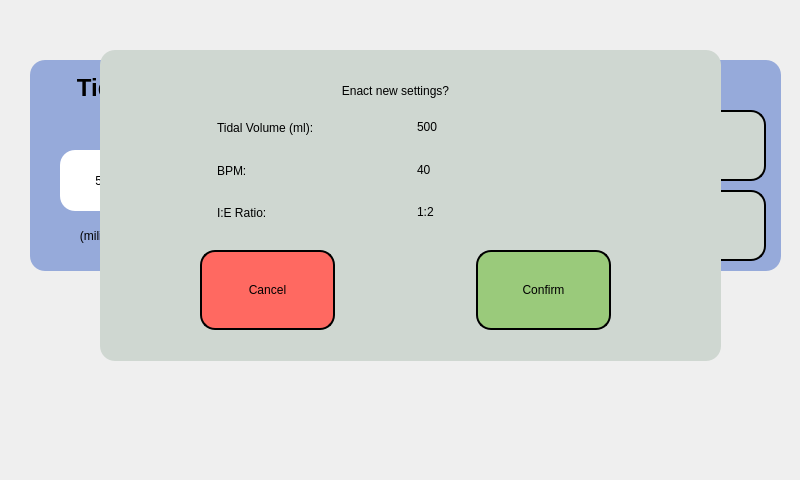
Before: the Qt Designer form software/control_system/gui/confirm_parameters.ui in VentCU/bbwtb, drawn with Qt 5.
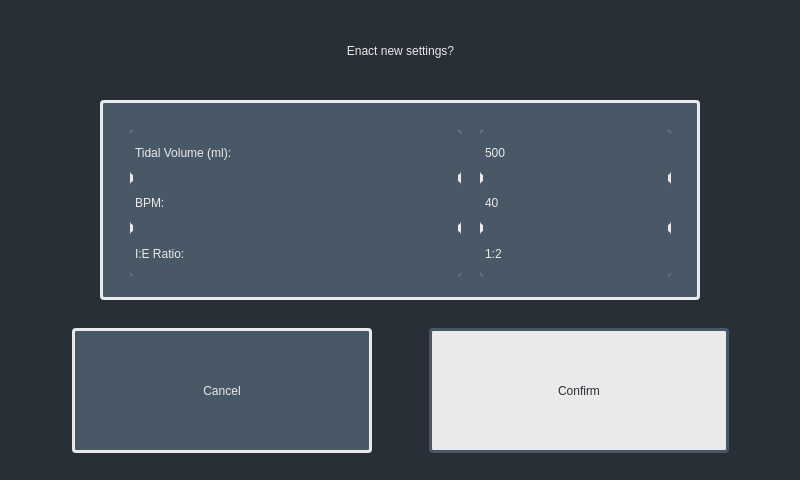
After: the same form once the commit is applied. Icons and pictures are not drawn.

Commit message: Modified UI design not final version yet

Patch:
```diff
--- a/software/control_system/gui/confirm_parameters.ui
+++ b/software/control_system/gui/confirm_parameters.ui
@@ -28,550 +28,39 @@
   <property name="windowTitle">
    <string>VentCU Mock UI</string>
   </property>
+  <property name="styleSheet">
+   <string notr="true">background-color: #292F36</string>
+  </property>
   <widget class="QWidget" name="centralwidget">
-   <widget class="QWidget" name="layoutWidget">
-    <property name="geometry">
-     <rect>
-      <x>30</x>
-      <y>60</y>
-      <width>751</width>
-      <height>211</height>
-     </rect>
-    </property>
-    <layout class="QGridLayout" name="Parameters">
-     <property name="horizontalSpacing">
-      <number>6</number>
-     </property>
-     <item row="0" column="0">
-      <widget class="QFrame" name="tidal_volume_frame">
-       <property name="styleSheet">
-        <string notr="true">background-color: rgb(150, 170, 218);
-border-style: outset;
-border-radius: 15px;
-border-color: black;
-padding: 4px;
-border-style: none;
-</string>
-       </property>
-       <property name="frameShape">
-        <enum>QFrame::StyledPanel</enum>
-       </property>
-       <property name="frameShadow">
-        <enum>QFrame::Raised</enum>
-       </property>
-       <widget class="QLabel" name="tidal_volume_label">
-        <property name="geometry">
-         <rect>
-          <x>0</x>
-          <y>10</y>
-          <width>241</width>
-          <height>31</height>
-         </rect>
-        </property>
-        <property name="styleSheet">
-         <string notr="true">font: 18pt &quot;Bahnschrift&quot;;</string>
-        </property>
-        <property name="text">
-         <string>&lt;html&gt;&lt;head/&gt;&lt;body&gt;&lt;p&gt;&lt;span style=&quot; font-size:18pt; font-weight:600;&quot;&gt;Tidal Volume&lt;/span&gt;&lt;/p&gt;&lt;/body&gt;&lt;/html&gt;</string>
-        </property>
-        <property name="textFormat">
-         <enum>Qt::AutoText</enum>
-        </property>
-        <property name="alignment">
-         <set>Qt::AlignCenter</set>
-        </property>
-       </widget>
-       <widget class="QPushButton" name="tidal_volume_increase">
-        <property name="geometry">
-         <rect>
-          <x>150</x>
-          <y>50</y>
-          <width>81</width>
-          <height>71</height>
-         </rect>
-        </property>
-        <property name="sizePolicy">
-         <sizepolicy hsizetype="Expanding" vsizetype="Expanding">
-          <horstretch>0</horstretch>
-          <verstretch>0</verstretch>
-         </sizepolicy>
-        </property>
-        <property name="autoFillBackground">
-         <bool>false</bool>
-        </property>
-        <property name="styleSheet">
-         <string notr="true">background-color: rgb(207, 215, 209);
-font: 14pt &quot;Bahnschrift&quot;;
-border-style: outset;
-border-width: 2px;
-border-radius: 15px;
-border-color: black;
-padding: 4px;</string>
-        </property>
-        <property name="text">
-         <string/>
-        </property>
-        <property name="icon">
-         <iconset>
-          <normaloff>../../../../../Downloads/up arrow.png</normaloff>../../../../../Downloads/up arrow.png</iconset>
-        </property>
-        <property name="iconSize">
-         <size>
-          <width>32</width>
-          <height>32</height>
-         </size>
-        </property>
-        <property name="flat">
-         <bool>false</bool>
-        </property>
-       </widget>
-       <widget class="QPushButton" name="back_button_7">
-        <property name="geometry">
-         <rect>
-          <x>150</x>
-          <y>130</y>
-          <width>81</width>
-          <height>71</height>
-         </rect>
-        </property>
-        <property name="sizePolicy">
-         <sizepolicy hsizetype="Expanding" vsizetype="Expanding">
-          <horstretch>0</horstretch>
-          <verstretch>0</verstretch>
-         </sizepolicy>
-        </property>
-        <property name="autoFillBackground">
-         <bool>false</bool>
-        </property>
-        <property name="styleSheet">
-         <string notr="true">background-color: rgb(207, 215, 209);
-font: 14pt &quot;Bahnschrift&quot;;
-border-style: outset;
-border-width: 2px;
-border-radius: 15px;
-border-color: black;
-padding: 4px;</string>
-        </property>
-        <property name="text">
-         <string/>
-        </property>
-        <property name="icon">
-         <iconset>
-          <normaloff>../../../../../Downloads/down arrow.png</normaloff>../../../../../Downloads/down arrow.png</iconset>
-        </property>
-        <property name="iconSize">
-         <size>
-          <width>32</width>
-          <height>32</height>
-         </size>
-        </property>
-        <property name="flat">
-         <bool>false</bool>
-        </property>
-       </widget>
-       <widget class="QLabel" name="tidal_volume">
-        <property name="geometry">
-         <rect>
-          <x>30</x>
-          <y>90</y>
-          <width>91</width>
-          <height>61</height>
-         </rect>
-        </property>
-        <property name="styleSheet">
-         <string notr="true">background-color: rgb(255, 255, 255);
-border-style: none;
-font: 14pt &quot;Bahnschrift&quot;;</string>
-        </property>
-        <property name="text">
-         <string>500</string>
-        </property>
-        <property name="alignment">
-         <set>Qt::AlignCenter</set>
-        </property>
-       </widget>
-       <widget class="QLabel" name="tidal_volume_decrease">
-        <property name="geometry">
-         <rect>
-          <x>30</x>
-          <y>160</y>
-          <width>91</width>
-          <height>31</height>
-         </rect>
-        </property>
-        <property name="styleSheet">
-         <string notr="true">font: 12pt &quot;Bahnschrift&quot;;</string>
-        </property>
-        <property name="text">
-         <string>(mililiters)</string>
-        </property>
-        <property name="alignment">
-         <set>Qt::AlignCenter</set>
-        </property>
-       </widget>
-      </widget>
-     </item>
-     <item row="0" column="1">
-      <widget class="QFrame" name="breaths_per_min_frame">
-       <property name="styleSheet">
-        <string notr="true">background-color: rgb(150, 170, 218);
-border-style: outset;
-border-radius: 15px;
-border-color: black;
-padding: 4px;
-border-style: none;</string>
-       </property>
-       <property name="frameShape">
-        <enum>QFrame::StyledPanel</enum>
-       </property>
-       <property name="frameShadow">
-        <enum>QFrame::Raised</enum>
-       </property>
-       <widget class="QLabel" name="breaths_per_min_label">
-        <property name="geometry">
-         <rect>
-          <x>0</x>
-          <y>10</y>
-          <width>241</width>
-          <height>31</height>
-         </rect>
-        </property>
-        <property name="styleSheet">
-         <string notr="true">font: 14pt &quot;Bahnschrift&quot;;</string>
-        </property>
-        <property name="text">
-         <string>&lt;html&gt;&lt;head/&gt;&lt;body&gt;&lt;p&gt;&lt;span style=&quot; font-size:18pt; font-weight:600;&quot;&gt;Breaths/Min&lt;/span&gt;&lt;/p&gt;&lt;/body&gt;&lt;/html&gt;</string>
-        </property>
-        <property name="textFormat">
-         <enum>Qt::AutoText</enum>
-        </property>
-        <property name="alignment">
-         <set>Qt::AlignCenter</set>
-        </property>
-       </widget>
-       <widget class="QPushButton" name="bpm_increase">
-        <property name="geometry">
-         <rect>
-          <x>150</x>
-          <y>50</y>
-          <width>81</width>
-          <height>71</height>
-         </rect>
-        </property>
-        <property name="sizePolicy">
-         <sizepolicy hsizetype="Expanding" vsizetype="Expanding">
-          <horstretch>0</horstretch>
-          <verstretch>0</verstretch>
-         </sizepolicy>
-        </property>
-        <property name="autoFillBackground">
-         <bool>false</bool>
-        </property>
-        <property name="styleSheet">
-         <string notr="true">background-color: rgb(207, 215, 209);
-font: 14pt &quot;Bahnschrift&quot;;
-border-style: outset;
-border-width: 2px;
-border-radius: 15px;
-border-color: black;
-padding: 4px;</string>
-        </property>
-        <property name="text">
-         <string/>
-        </property>
-        <property name="icon">
-         <iconset>
-          <normaloff>../../../../../Downloads/up arrow.png</normaloff>../../../../../Downloads/up arrow.png</iconset>
-        </property>
-        <property name="iconSize">
-         <size>
-          <width>32</width>
-          <height>32</height>
-         </size>
-        </property>
-        <property name="flat">
-         <bool>false</bool>
-        </property>
-       </widget>
-       <widget class="QPushButton" name="bpm_decrease">
-        <property name="geometry">
-         <rect>
-          <x>150</x>
-          <y>130</y>
-          <width>81</width>
-          <height>71</height>
-         </rect>
-        </property>
-        <property name="sizePolicy">
-         <sizepolicy hsizetype="Expanding" vsizetype="Expanding">
-          <horstretch>0</horstretch>
-          <verstretch>0</verstretch>
-         </sizepolicy>
-        </property>
-        <property name="autoFillBackground">
-         <bool>false</bool>
-        </property>
-        <property name="styleSheet">
-         <string notr="true">background-color: rgb(207, 215, 209);
-font: 14pt &quot;Bahnschrift&quot;;
-border-style: outset;
-border-width: 2px;
-border-radius: 15px;
-border-color: black;
-padding: 4px;</string>
-        </property>
-        <property name="text">
-         <string/>
-        </property>
-        <property name="icon">
-         <iconset>
-          <normaloff>../../../../../Downloads/down arrow.png</normaloff>../../../../../Downloads/down arrow.png</iconset>
-        </property>
-        <property name="iconSize">
-         <size>
-          <width>32</width>
-          <height>32</height>
-         </size>
-        </property>
-        <property name="flat">
-         <bool>false</bool>
-        </property>
-       </widget>
-       <widget class="QLabel" name="bpm">
-        <property name="geometry">
-         <rect>
-          <x>40</x>
-          <y>90</y>
-          <width>91</width>
-          <height>61</height>
-         </rect>
-        </property>
-        <property name="styleSheet">
-         <string notr="true">background-color: rgb(255, 255, 255);
-border-style: none;
-font: 14pt &quot;Bahnschrift&quot;;</string>
-        </property>
-        <property name="text">
-         <string>40</string>
-        </property>
-        <property name="alignment">
-         <set>Qt::AlignCenter</set>
-        </property>
-       </widget>
-       <widget class="QLabel" name="label_2">
-        <property name="geometry">
-         <rect>
-          <x>0</x>
-          <y>160</y>
-          <width>161</width>
-          <height>31</height>
-         </rect>
-        </property>
-        <property name="styleSheet">
-         <string notr="true">font: 12pt &quot;Bahnschrift&quot;;</string>
-        </property>
-        <property name="text">
-         <string>(breaths/minute)</string>
-        </property>
-        <property name="alignment">
-         <set>Qt::AlignCenter</set>
-        </property>
-       </widget>
-       <zorder>breaths_per_min_label</zorder>
-       <zorder>bpm_increase</zorder>
-       <zorder>bpm</zorder>
-       <zorder>label_2</zorder>
-       <zorder>bpm_decrease</zorder>
-      </widget>
-     </item>
-     <item row="0" column="2">
-      <widget class="QFrame" name="IE_frame">
-       <property name="styleSheet">
-        <string notr="true">background-color: rgb(150, 170, 218);
-border-style: outset;
-border-radius: 15px;
-border-color: black;
-padding: 4px;
-border-style: none;</string>
-       </property>
-       <property name="frameShape">
-        <enum>QFrame::StyledPanel</enum>
-       </property>
-       <property name="frameShadow">
-        <enum>QFrame::Raised</enum>
-       </property>
-       <widget class="QLabel" name="IE_label">
-        <property name="geometry">
-         <rect>
-          <x>0</x>
-          <y>10</y>
-          <width>241</width>
-          <height>31</height>
-         </rect>
-        </property>
-        <property name="styleSheet">
-         <string notr="true">font: 14pt &quot;Bahnschrift&quot;;</string>
-        </property>
-        <property name="text">
-         <string>&lt;html&gt;&lt;head/&gt;&lt;body&gt;&lt;p&gt;&lt;span style=&quot; font-size:18pt; font-weight:600;&quot;&gt;I:E Ratio&lt;/span&gt;&lt;/p&gt;&lt;/body&gt;&lt;/html&gt;</string>
-        </property>
-        <property name="textFormat">
-         <enum>Qt::AutoText</enum>
-        </property>
-        <property name="alignment">
-         <set>Qt::AlignCenter</set>
-        </property>
-       </widget>
-       <widget class="QPushButton" name="ie_ratio_increase">
-        <property name="geometry">
-         <rect>
-          <x>150</x>
-          <y>50</y>
-          <width>81</width>
-          <height>71</height>
-         </rect>
-        </property>
-        <property name="sizePolicy">
-         <sizepolicy hsizetype="Expanding" vsizetype="Expanding">
-          <horstretch>0</horstretch>
-          <verstretch>0</verstretch>
-         </sizepolicy>
-        </property>
-        <property name="autoFillBackground">
-         <bool>false</bool>
-        </property>
-        <property name="styleSheet">
-         <string notr="true">background-color: rgb(207, 215, 209);
-font: 14pt &quot;Bahnschrift&quot;;
-border-style: outset;
-border-width: 2px;
-border-radius: 15px;
-border-color: black;
-padding: 4px;</string>
-        </property>
-        <property name="text">
-         <string/>
-        </property>
-        <property name="icon">
-         <iconset>
-          <normaloff>../../../../../Downloads/up arrow.png</normaloff>../../../../../Downloads/up arrow.png</iconset>
-        </property>
-        <property name="iconSize">
-         <size>
-          <width>32</width>
-          <height>32</height>
-         </size>
-        </property>
-        <property name="flat">
-         <bool>false</bool>
-        </property>
-       </widget>
-       <widget class="QPushButton" name="back_button_5">
-        <property name="geometry">
-         <rect>
-          <x>150</x>
-          <y>130</y>
-          <width>81</width>
-          <height>71</height>
-         </rect>
-        </property>
-        <property name="sizePolicy">
-         <sizepolicy hsizetype="Expanding" vsizetype="Expanding">
-          <horstretch>0</horstretch>
-          <verstretch>0</verstretch>
-         </sizepolicy>
-        </property>
-        <property name="autoFillBackground">
-         <bool>false</bool>
-        </property>
-        <property name="styleSheet">
-         <string notr="true">background-color: rgb(207, 215, 209);
-font: 14pt &quot;Bahnschrift&quot;;
-border-style: outset;
-border-width: 2px;
-border-radius: 15px;
-border-color: black;
-padding: 4px;</string>
-        </property>
-        <property name="text">
-         <string/>
-        </property>
-        <property name="icon">
-         <iconset>
-          <normaloff>../../../../../Downloads/down arrow.png</normaloff>../../../../../Downloads/down arrow.png</iconset>
-        </property>
-        <property name="iconSize">
-         <size>
-          <width>32</width>
-          <height>32</height>
-         </size>
-        </property>
-        <property name="flat">
-         <bool>false</bool>
-        </property>
-       </widget>
-       <widget class="QLabel" name="ie_ratio">
-        <property name="geometry">
-         <rect>
-          <x>40</x>
-          <y>90</y>
-          <width>91</width>
-          <height>61</height>
-         </rect>
-        </property>
-        <property name="styleSheet">
-         <string notr="true">background-color: rgb(255, 255, 255);
-border-style: none;
-font: 14pt &quot;Bahnschrift&quot;;</string>
-        </property>
-        <property name="text">
-         <string>1:2</string>
-        </property>
-        <property name="alignment">
-         <set>Qt::AlignCenter</set>
-        </property>
-       </widget>
-       <widget class="QLabel" name="label_3">
-        <property name="geometry">
-         <rect>
-          <x>40</x>
-          <y>160</y>
-          <width>91</width>
-          <height>31</height>
-         </rect>
-        </property>
-        <property name="styleSheet">
-         <string notr="true">font: 12pt &quot;Bahnschrift&quot;;</string>
-        </property>
-        <property name="text">
-         <string>(I:E ratio)</string>
-        </property>
-        <property name="alignment">
-         <set>Qt::AlignCenter</set>
-        </property>
-       </widget>
-      </widget>
-     </item>
-    </layout>
-   </widget>
    <widget class="QFrame" name="confirm_settings">
     <property name="geometry">
      <rect>
       <x>100</x>
-      <y>50</y>
-      <width>621</width>
-      <height>311</height>
+      <y>100</y>
+      <width>600</width>
+      <height>200</height>
      </rect>
     </property>
+    <property name="minimumSize">
+     <size>
+      <width>600</width>
+      <height>200</height>
+     </size>
+    </property>
+    <property name="maximumSize">
+     <size>
+      <width>600</width>
+      <height>200</height>
+     </size>
+    </property>
     <property name="styleSheet">
-     <string notr="true">background-color: rgb(207, 215, 209);
-border-style: none;
-border-width: 2px;
-border-radius: 15px;
-border-color: black;
-padding: 4px;
-
-</string>
+     <string notr="true">background-color: #495867;
+border: 3px solid;
+border-color: #EAEAEA;
+padding: 2px;
+font:18pt &quot;Calibri&quot;;
+color: #EAEAEA;
+border-radius: 4px;</string>
     </property>
     <property name="frameShape">
      <enum>QFrame::StyledPanel</enum>
@@ -579,117 +68,22 @@
     <property name="frameShadow">
      <enum>QFrame::Raised</enum>
     </property>
-    <widget class="QWidget" name="horizontalLayoutWidget">
-     <property name="geometry">
-      <rect>
-       <x>100</x>
-       <y>200</y>
-       <width>411</width>
-       <height>80</height>
-      </rect>
-     </property>
-     <layout class="QHBoxLayout" name="horizontalLayout">
-      <item>
-       <widget class="QPushButton" name="cancel_button">
-        <property name="sizePolicy">
-         <sizepolicy hsizetype="Expanding" vsizetype="Expanding">
-          <horstretch>0</horstretch>
-          <verstretch>0</verstretch>
-         </sizepolicy>
-        </property>
-        <property name="styleSheet">
-         <string notr="true">
-background-color: rgb(255, 105, 97);
-font: 14pt &quot;Bahnschrift&quot;;
-border-style: outset;
-border-width: 2px;
-border-radius: 15px;
-border-color: black;
-padding: 4px;</string>
-        </property>
-        <property name="text">
-         <string>Cancel</string>
-        </property>
-        <property name="flat">
-         <bool>false</bool>
-        </property>
-       </widget>
-      </item>
-      <item>
-       <spacer name="horizontalSpacer">
-        <property name="orientation">
-         <enum>Qt::Horizontal</enum>
-        </property>
-        <property name="sizeHint" stdset="0">
-         <size>
-          <width>40</width>
-          <height>20</height>
-         </size>
-        </property>
-       </spacer>
-      </item>
-      <item>
-       <widget class="QPushButton" name="confirm_button">
-        <property name="sizePolicy">
-         <sizepolicy hsizetype="Expanding" vsizetype="Expanding">
-          <horstretch>0</horstretch>
-          <verstretch>0</verstretch>
-         </sizepolicy>
-        </property>
-        <property name="styleSheet">
-         <string notr="true">background-color: rgb(154, 202, 123);
-font: 14pt &quot;Bahnschrift&quot;;
-border-style: outset;
-border-width: 2px;
-border-radius: 15px;
-border-color: black;
-padding: 4px;</string>
-        </property>
-        <property name="text">
-         <string>Confirm</string>
-        </property>
-        <property name="flat">
-         <bool>false</bool>
-        </property>
-       </widget>
-      </item>
-     </layout>
-    </widget>
-    <widget class="QLabel" name="label_4">
-     <property name="geometry">
-      <rect>
-       <x>20</x>
-       <y>10</y>
-       <width>551</width>
-       <height>61</height>
-      </rect>
-     </property>
-     <property name="styleSheet">
-      <string notr="true">font: 18pt &quot;Bahnschrift&quot;;
-border-style: none;</string>
-     </property>
-     <property name="text">
-      <string>Enact new settings?</string>
-     </property>
-     <property name="alignment">
-      <set>Qt::AlignCenter</set>
-     </property>
-    </widget>
     <widget class="QWidget" name="verticalLayoutWidget">
      <property name="geometry">
       <rect>
-       <x>110</x>
-       <y>60</y>
-       <width>166</width>
-       <height>121</height>
+       <x>30</x>
+       <y>30</y>
+       <width>331</width>
+       <height>146</height>
       </rect>
      </property>
      <layout class="QVBoxLayout" name="verticalLayout">
       <item>
        <widget class="QLabel" name="label_5">
         <property name="styleSheet">
-         <string notr="true">font: 16pt &quot;Bahnschrift&quot;;
-border-style: none;</string>
+         <string notr="true">font: 24pt &quot;Calibri&quot;;
+border-style: none;
+color: #EAEAEA</string>
         </property>
         <property name="text">
          <string>Tidal Volume (ml):</string>
@@ -702,8 +96,9 @@
       <item>
        <widget class="QLabel" name="label_6">
         <property name="styleSheet">
-         <string notr="true">font: 16pt &quot;Bahnschrift&quot;;
-border-style: none;</string>
+         <string notr="true">font: 24pt &quot;Calibri&quot;;
+border-style: none;
+color: #EAEAEA</string>
         </property>
         <property name="text">
          <string>BPM:</string>
@@ -716,8 +111,9 @@
       <item>
        <widget class="QLabel" name="label_7">
         <property name="styleSheet">
-         <string notr="true">font: 16pt &quot;Bahnschrift&quot;;
-border-style: none;</string>
+         <string notr="true">font: 24pt &quot;Calibri&quot;;
+border-style: none;
+color: #EAEAEA</string>
         </property>
         <property name="text">
          <string>I:E Ratio: </string>
@@ -732,18 +128,19 @@
     <widget class="QWidget" name="verticalLayoutWidget_2">
      <property name="geometry">
       <rect>
-       <x>310</x>
-       <y>59</y>
+       <x>380</x>
+       <y>30</y>
        <width>191</width>
-       <height>121</height>
+       <height>146</height>
       </rect>
      </property>
      <layout class="QVBoxLayout" name="verticalLayout_2">
       <item>
        <widget class="QLabel" name="tidal_volume_label_2">
         <property name="styleSheet">
-         <string notr="true">font: 16pt &quot;Bahnschrift&quot;;
-border-style: none;</string>
+         <string notr="true">font: 24pt &quot;Calibri&quot;;
+border-style: none;
+color: #EAEAEA</string>
         </property>
         <property name="text">
          <string>500</string>
@@ -756,8 +153,9 @@
       <item>
        <widget class="QLabel" name="confirm_bpm_label">
         <property name="styleSheet">
-         <string notr="true">font: 16pt &quot;Bahnschrift&quot;;
-border-style: none;</string>
+         <string notr="true">font: 24pt &quot;Calibri&quot;;
+border-style: none;
+color: #EAEAEA</string>
         </property>
         <property name="text">
          <string>40</string>
@@ -770,8 +168,9 @@
       <item>
        <widget class="QLabel" name="confirm_ie_label">
         <property name="styleSheet">
-         <string notr="true">font: 16pt &quot;Bahnschrift&quot;;
-border-style: none;</string>
+         <string notr="true">font: 24pt &quot;Calibri&quot;;
+border-style: none;
+color: #EAEAEA</string>
         </property>
         <property name="text">
          <string>1:2</string>
@@ -784,6 +183,133 @@
      </layout>
     </widget>
    </widget>
+   <widget class="QWidget" name="horizontalLayoutWidget">
+    <property name="geometry">
+     <rect>
+      <x>21</x>
+      <y>320</y>
+      <width>761</width>
+      <height>141</height>
+     </rect>
+    </property>
+    <layout class="QHBoxLayout" name="horizontalLayout_2">
+     <item>
+      <widget class="QPushButton" name="cancel_button">
+       <property name="sizePolicy">
+        <sizepolicy hsizetype="Expanding" vsizetype="Expanding">
+         <horstretch>0</horstretch>
+         <verstretch>0</verstretch>
+        </sizepolicy>
+       </property>
+       <property name="minimumSize">
+        <size>
+         <width>300</width>
+         <height>125</height>
+        </size>
+       </property>
+       <property name="maximumSize">
+        <size>
+         <width>300</width>
+         <height>125</height>
+        </size>
+       </property>
+       <property name="styleSheet">
+        <string notr="true">background-color: #495867;
+border: 3px solid;
+border-color: #EAEAEA;
+padding: 2px;
+font:36pt &quot;Calibri&quot;;
+color: #EAEAEA;
+border-radius: 4px;
+</string>
+       </property>
+       <property name="text">
+        <string>Cancel</string>
+       </property>
+       <property name="flat">
+        <bool>false</bool>
+       </property>
+      </widget>
+     </item>
+     <item>
+      <widget class="QPushButton" name="confirm_button">
+       <property name="sizePolicy">
+        <sizepolicy hsizetype="Expanding" vsizetype="Expanding">
+         <horstretch>0</horstretch>
+         <verstretch>0</verstretch>
+        </sizepolicy>
+       </property>
+       <property name="minimumSize">
+        <size>
+         <width>300</width>
+         <height>125</height>
+        </size>
+       </property>
+       <property name="maximumSize">
+        <size>
+         <width>300</width>
+         <height>125</height>
+        </size>
+       </property>
+       <property name="styleSheet">
+        <string notr="true">background-color: #EAEAEA;
+border: 3px solid;
+border-color: #495867;
+padding: 2px;
+font:36pt &quot;Calibri&quot;;
+color: #292F36;
+border-radius: 4px;</string>
+       </property>
+       <property name="text">
+        <string>Confirm</string>
+       </property>
+       <property name="flat">
+        <bool>false</bool>
+       </property>
+      </widget>
+     </item>
+    </layout>
+   </widget>
+   <widget class="QLabel" name="label_4">
+    <property name="geometry">
+     <rect>
+      <x>10</x>
+      <y>20</y>
+      <width>781</width>
+      <height>61</height>
+     </rect>
+    </property>
+    <property name="styleSheet">
+     <string notr="true">font: 75 45pt &quot;Calibri&quot;;
+background-color: none;
+color: #EAEAEA;</string>
+    </property>
+    <property name="text">
+     <string>Enact new settings?</string>
+    </property>
+    <property name="alignment">
+     <set>Qt::AlignCenter</set>
+    </property>
+   </widget>
+   <widget class="QLabel" name="label_2">
+    <property name="geometry">
+     <rect>
+      <x>10</x>
+      <y>10</y>
+      <width>81</width>
+      <height>81</height>
+     </rect>
+    </property>
+    <property name="text">
+     <string/>
+    </property>
+    <property name="pixmap">
+     <pixmap>../../../../../Downloads/WhiteFullLogo.png</pixmap>
+    </property>
+    <property name="scaledContents">
+     <bool>true</bool>
+    </property>
+   </widget>
   </widget>
  </widget>
  <resources/>
```
The commit also changes 6 other files.
